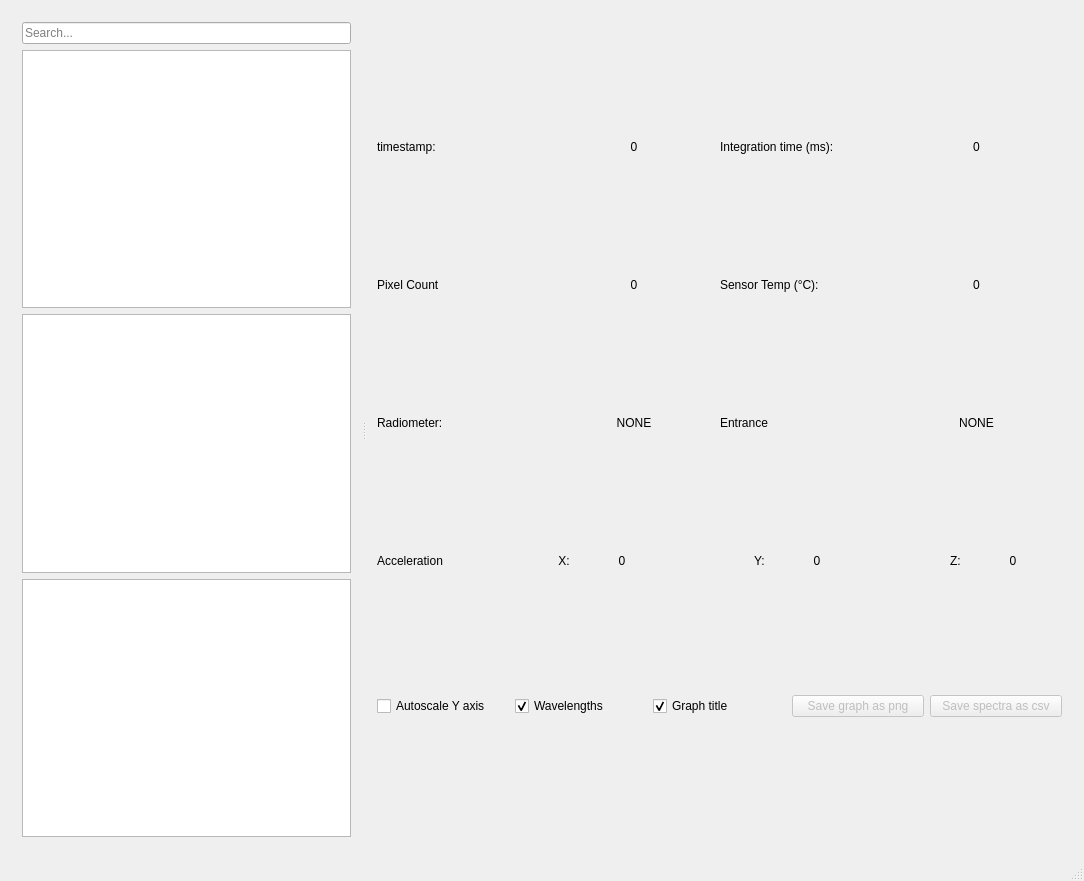
The window that mainwindow.ui (HYPERNETS/binary_viewer) describes before a commit, drawn with Qt 5.
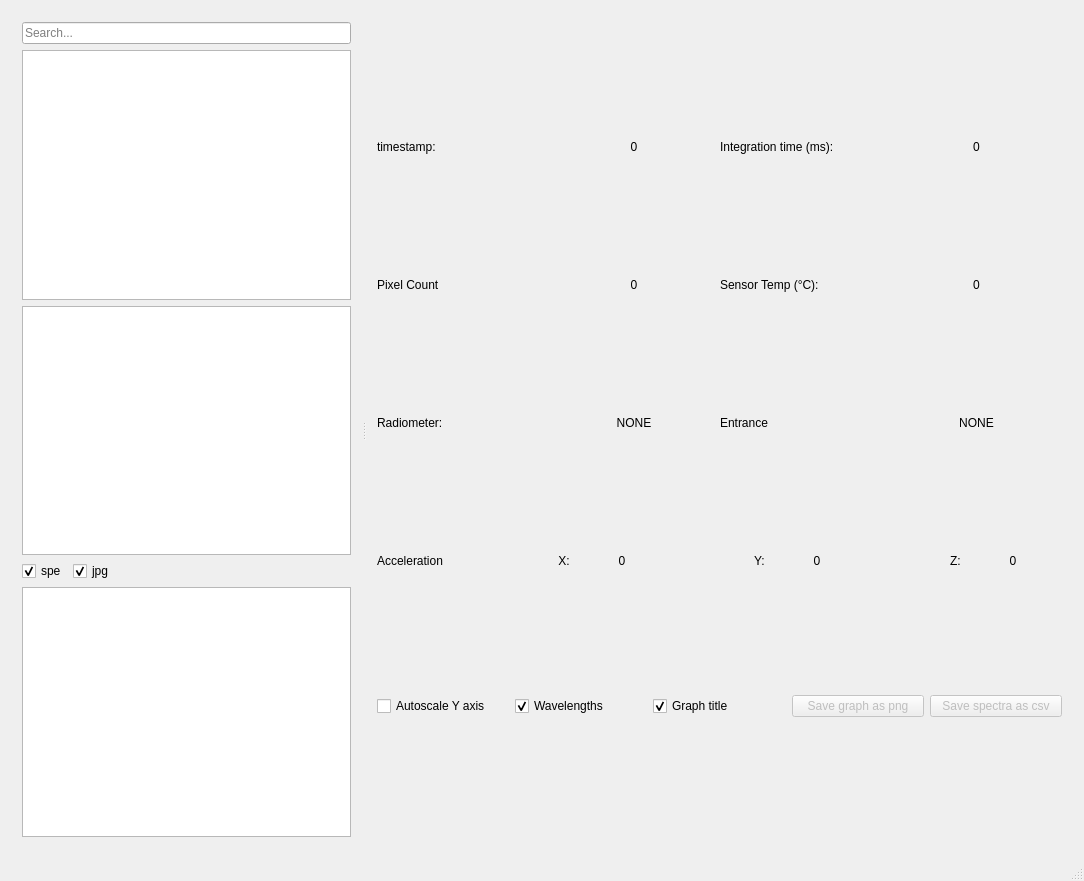
The same window after the commit.

Commit message: Add jpg and spe file type filter checkboxes and improve variable naming

Diff of the .ui file:
```diff
--- a/mainwindow.ui
+++ b/mainwindow.ui
@@ -2,6 +2,9 @@
 <ui version="4.0">
  <class>MainWindow</class>
  <widget class="QMainWindow" name="MainWindow">
+  <property name="enabled">
+   <bool>true</bool>
+  </property>
   <property name="geometry">
    <rect>
     <x>0</x>
@@ -109,6 +112,46 @@
           </property>
          </widget>
         </item>
+        <item>
+         <layout class="QHBoxLayout" name="horizontalLayout">
+          <item>
+           <widget class="QCheckBox" name="showSpe">
+            <property name="text">
+             <string>spe</string>
+            </property>
+            <property name="checked">
+             <bool>true</bool>
+            </property>
+           </widget>
+          </item>
+          <item>
+           <widget class="QCheckBox" name="showJpg">
+            <property name="enabled">
+             <bool>true</bool>
+            </property>
+            <property name="text">
+             <string>jpg</string>
+            </property>
+            <property name="checked">
+             <bool>true</bool>
+            </property>
+           </widget>
+          </item>
+          <item>
+           <spacer name="horizontalSpacer">
+            <property name="orientation">
+             <enum>Qt::Horizontal</enum>
+            </property>
+            <property name="sizeHint" stdset="0">
+             <size>
+              <width>40</width>
+              <height>20</height>
+             </size>
+            </property>
+           </spacer>
+          </item>
+         </layout>
+        </item>
         <item>
          <widget class="QListView" name="spectraListView">
           <property name="sizePolicy">
```
Left out of the diff: 2 changed lines with no effect on the pictures. The commit also changes 1 other file.
